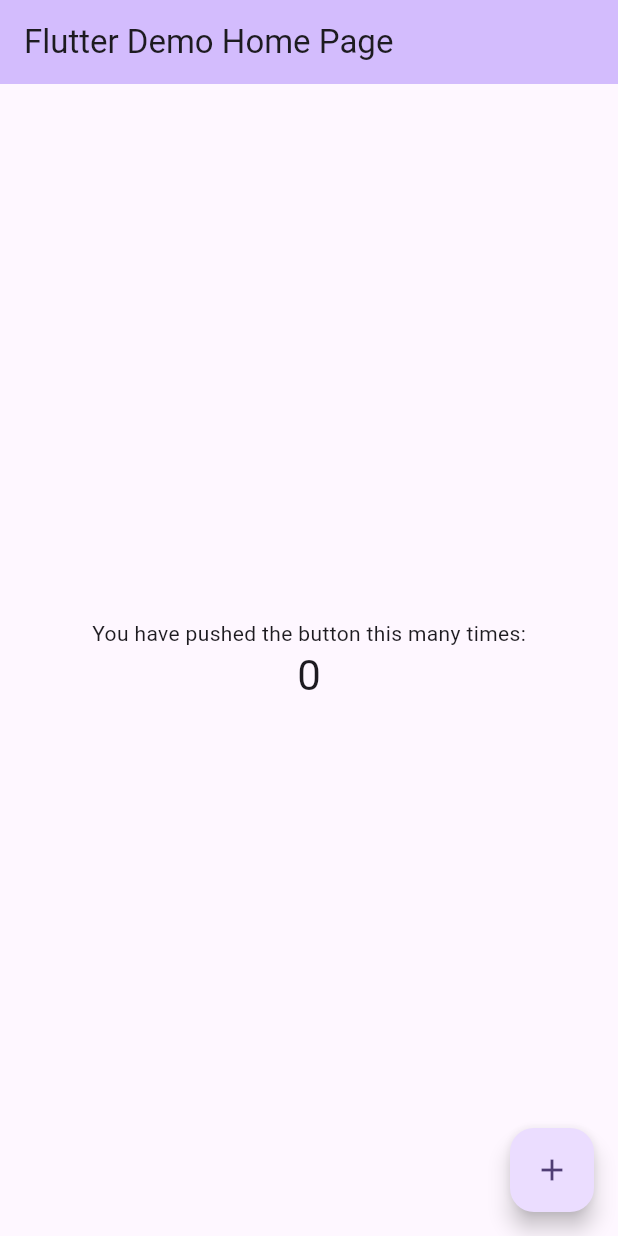
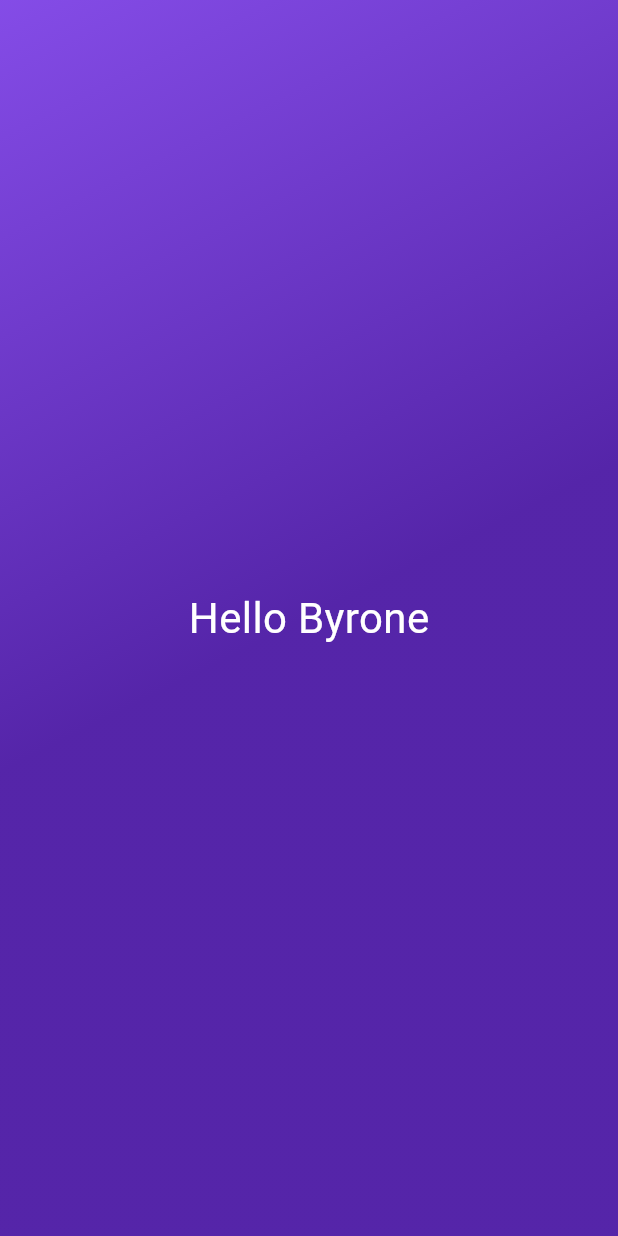
Before and after one commit to 1king-sly/first_flutter_app, a Flutter app: the screen it shows after launch, on a phone screen of 412 x 824 dp. Run offline on Flutter 3.47's test engine with Material 3 defaults, Android fonts, the phone set to English and light mode, and no system bars.

Commit message:
changing backgroundColor,using LinearGradient

```diff
--- a/lib/main.dart
+++ b/lib/main.dart
@@ -1,125 +1,27 @@
 import 'package:flutter/material.dart';
 
 void main() {
-  runApp(const MyApp());
+  runApp(MaterialApp(
+      home: Scaffold(
+    backgroundColor: Colors.deepPurple,
+    body: Container(
+      decoration: const BoxDecoration(
+          gradient: LinearGradient(colors: [
+        Color.fromARGB(197, 141, 81, 245),
+        Color.fromARGB(200, 80, 31, 165),
+        Color.fromARGB(200, 80, 31, 165),
+      ],
+      begin:Alignment.topLeft,
+      end:Alignment.bottomRight
+      ),
+
+      ),
+      child: const Center(
+        child: Text('Hello Byrone', style: TextStyle(
+          color: Colors.white,
+          fontSize: 28
+        ),),
+      ),
+    ),
+  )));
 }
-
-class MyApp extends StatelessWidget {
-  const MyApp({super.key});
-
-  // This widget is the root of your application.
-  @override
-  Widget build(BuildContext context) {
-    return MaterialApp(
-      title: 'Flutter Demo',
-      theme: ThemeData(
-        // This is the theme of your application.
-        //
-        // TRY THIS: Try running your application with "flutter run". You'll see
-        // the application has a purple toolbar. Then, without quitting the app,
-        // try changing the seedColor in the colorScheme below to Colors.green
-        // and then invoke "hot reload" (save your changes or press the "hot
-        // reload" button in a Flutter-supported IDE, or press "r" if you used
-        // the command line to start the app).
-        //
-        // Notice that the counter didn't reset back to zero; the application
-        // state is not lost during the reload. To reset the state, use hot
-        // restart instead.
-        //
-        // This works for code too, not just values: Most code changes can be
-        // tested with just a hot reload.
-        colorScheme: ColorScheme.fromSeed(seedColor: Colors.deepPurple),
-        useMaterial3: true,
-      ),
-      home: const MyHomePage(title: 'Flutter Demo Home Page'),
-    );
-  }
-}
-
-class MyHomePage extends StatefulWidget {
-  const MyHomePage({super.key, required this.title});
-
-  // This widget is the home page of your application. It is stateful, meaning
-  // that it has a State object (defined below) that contains fields that affect
-  // how it looks.
-
-  // This class is the configuration for the state. It holds the values (in this
-  // case the title) provided by the parent (in this case the App widget) and
-  // used by the build method of the State. Fields in a Widget subclass are
-  // always marked "final".
-
-  final String title;
-
-  @override
-  State<MyHomePage> createState() => _MyHomePageState();
-}
-
-class _MyHomePageState extends State<MyHomePage> {
-  int _counter = 0;
-
-  void _incrementCounter() {
-    setState(() {
-      // This call to setState tells the Flutter framework that something has
-      // changed in this State, which causes it to rerun the build method below
-      // so that the display can reflect the updated values. If we changed
-      // _counter without calling setState(), then the build method would not be
-      // called again, and so nothing would appear to happen.
-      _counter++;
-    });
-  }
-
-  @override
-  Widget build(BuildContext context) {
-    // This method is rerun every time setState is called, for instance as done
-    // by the _incrementCounter method above.
-    //
-    // The Flutter framework has been optimized to make rerunning build methods
-    // fast, so that you can just rebuild anything that needs updating rather
-    // than having to individually change instances of widgets.
-    return Scaffold(
-      appBar: AppBar(
-        // TRY THIS: Try changing the color here to a specific color (to
-        // Colors.amber, perhaps?) and trigger a hot reload to see the AppBar
-        // change color while the other colors stay the same.
-        backgroundColor: Theme.of(context).colorScheme.inversePrimary,
-        // Here we take the value from the MyHomePage object that was created by
-        // the App.build method, and use it to set our appbar title.
-        title: Text(widget.title),
-      ),
-      body: Center(
-        // Center is a layout widget. It takes a single child and positions it
-        // in the middle of the parent.
-        child: Column(
-          // Column is also a layout widget. It takes a list of children and
-          // arranges them vertically. By default, it sizes itself to fit its
-          // children horizontally, and tries to be as tall as its parent.
-          //
-          // Column has various properties to control how it sizes itself and
-          // how it positions its children. Here we use mainAxisAlignment to
-          // center the children vertically; the main axis here is the vertical
-          // axis because Columns are vertical (the cross axis would be
-          // horizontal).
-          //
-          // TRY THIS: Invoke "debug painting" (choose the "Toggle Debug Paint"
-          // action in the IDE, or press "p" in the console), to see the
-          // wireframe for each widget.
-          mainAxisAlignment: MainAxisAlignment.center,
-          children: <Widget>[
-            const Text(
-              'You have pushed the button this many times:',
-            ),
-            Text(
-              '$_counter',
-              style: Theme.of(context).textTheme.headlineMedium,
-            ),
-          ],
-        ),
-      ),
-      floatingActionButton: FloatingActionButton(
-        onPressed: _incrementCounter,
-        tooltip: 'Increment',
-        child: const Icon(Icons.add),
-      ), // This trailing comma makes auto-formatting nicer for build methods.
-    );
-  }
-}
```
Also changed, not shown: 1 other file.
